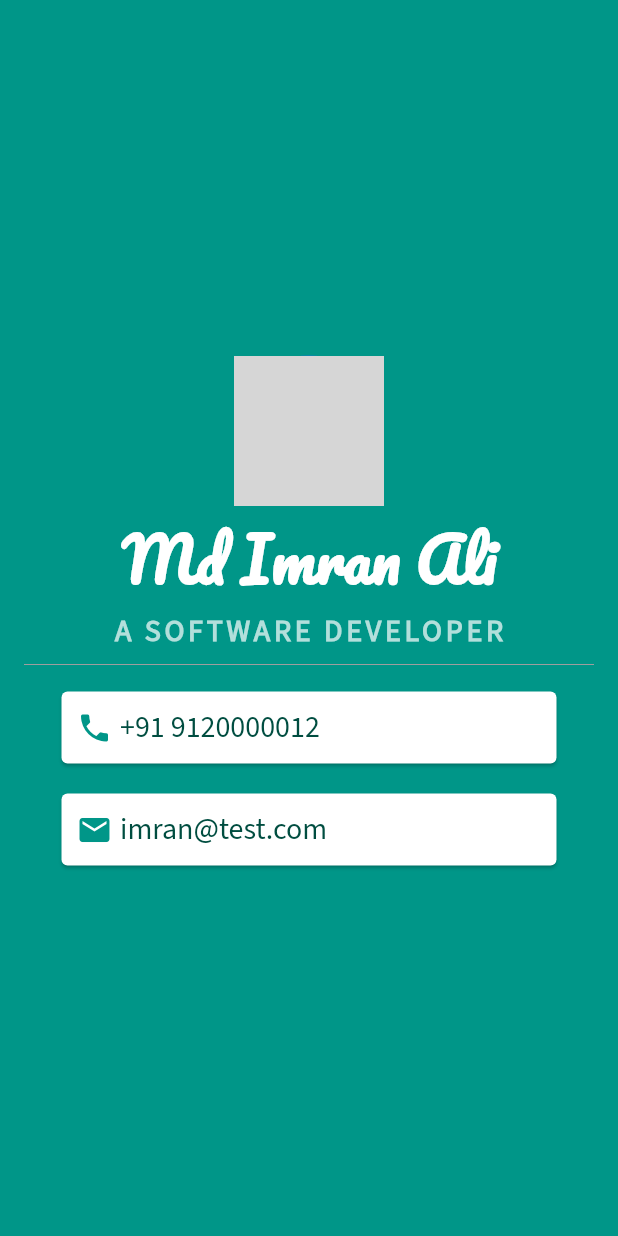
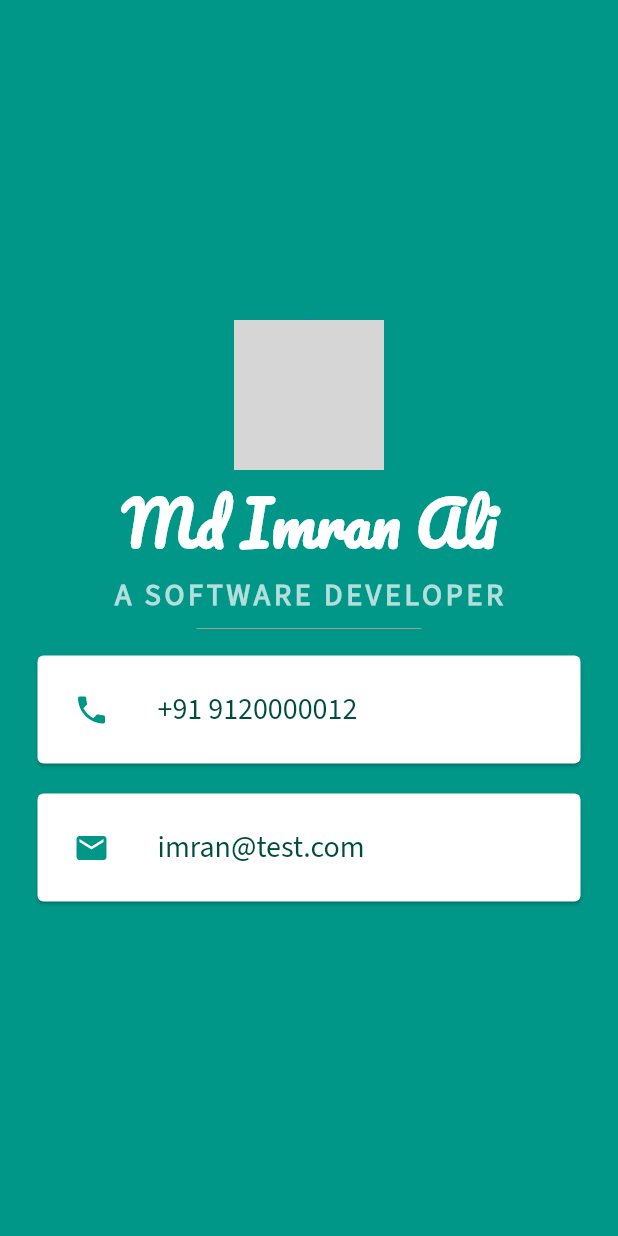
Before and after one commit to imran-ios/mi_card_flutter, a Flutter app: the screen it shows after launch, on a phone screen of 412 x 824 dp. Run offline on Flutter 3.47's test engine with Material 2 defaults, Android fonts, the phone set to English and light mode, and no system bars; grey boxes are pictures that could not be loaded.

Commit message:
added ListTile

```diff
--- a/lib/main.dart
+++ b/lib/main.dart
@@ -12,11 +12,10 @@ class MyApp extends StatelessWidget {
     return MaterialApp(
       home: Scaffold(
         backgroundColor: Colors.teal,
-        body: Padding(
-          padding: EdgeInsets.all(16.0),
+        body: SafeArea(
           child: Column(
+            mainAxisAlignment: MainAxisAlignment.center,
             children: [
-              Spacer(),
               const CircleAvatar(
                 backgroundImage: AssetImage("../images/imran.jpg"),
                 radius: 50,
@@ -40,31 +39,31 @@ class MyApp extends StatelessWidget {
                   letterSpacing: 2.5,
                 ),
               ),
-              const Divider(
+              const SizedBox(
+                width: 150,
+                child: Divider(
                   color: Colors.grey,
+                ),
               ),
               Card(
                 color: Colors.white,
                 margin:
                     const EdgeInsets.symmetric(vertical: 10, horizontal: 25),
                 child: Padding(
-                  padding: const EdgeInsets.all(10.0),
-                  child: Row(
-                    children: [
-                      const Icon(
+                  padding: const EdgeInsets.all(8.0),
+                  child: ListTile(
+                    leading: const Icon(
                       Icons.phone,
                       color: Colors.teal,
                     ),
-                      const SizedBox(width: 5),
-                      Text(
+                    title: Text(
                       "+91 9120000012",
                       style: TextStyle(
                         color: Colors.teal.shade900,
                         fontFamily: 'SourceSans3',
                         fontSize: 20.0,
                       ),
-                      )
-                    ],
+                    ),
                   ),
                 ),
               ),
@@ -73,27 +72,23 @@ class MyApp extends StatelessWidget {
                 margin:
                     const EdgeInsets.symmetric(vertical: 10, horizontal: 25),
                 child: Padding(
-                  padding: const EdgeInsets.all(10.0),
-                  child: Row(
-                    children: [
-                      const Icon(
+                  padding: const EdgeInsets.all(8.0),
+                  child: ListTile(
+                    leading: const Icon(
                       Icons.email,
                       color: Colors.teal,
                     ),
-                      const SizedBox(width: 5),
-                      Text(
+                    title: Text(
                       "imran@test.com",
                       style: TextStyle(
                         color: Colors.teal.shade900,
                         fontFamily: 'SourceSans3',
                         fontSize: 20.0,
                       ),
-                      )
-                    ],
                     ),
                   ),
                 ),
-              const Spacer(),
+              ),
             ],
           ),
         ),
```
Lines whose indentation alone changed are shown as unchanged.
